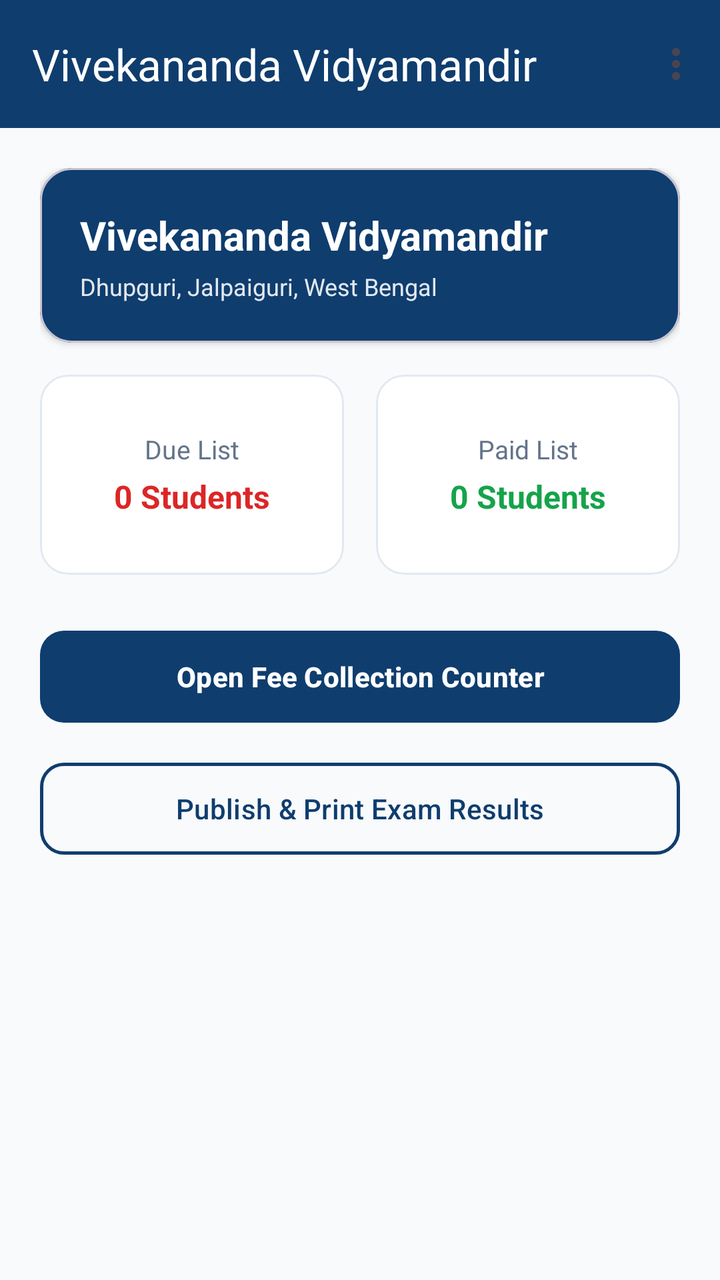
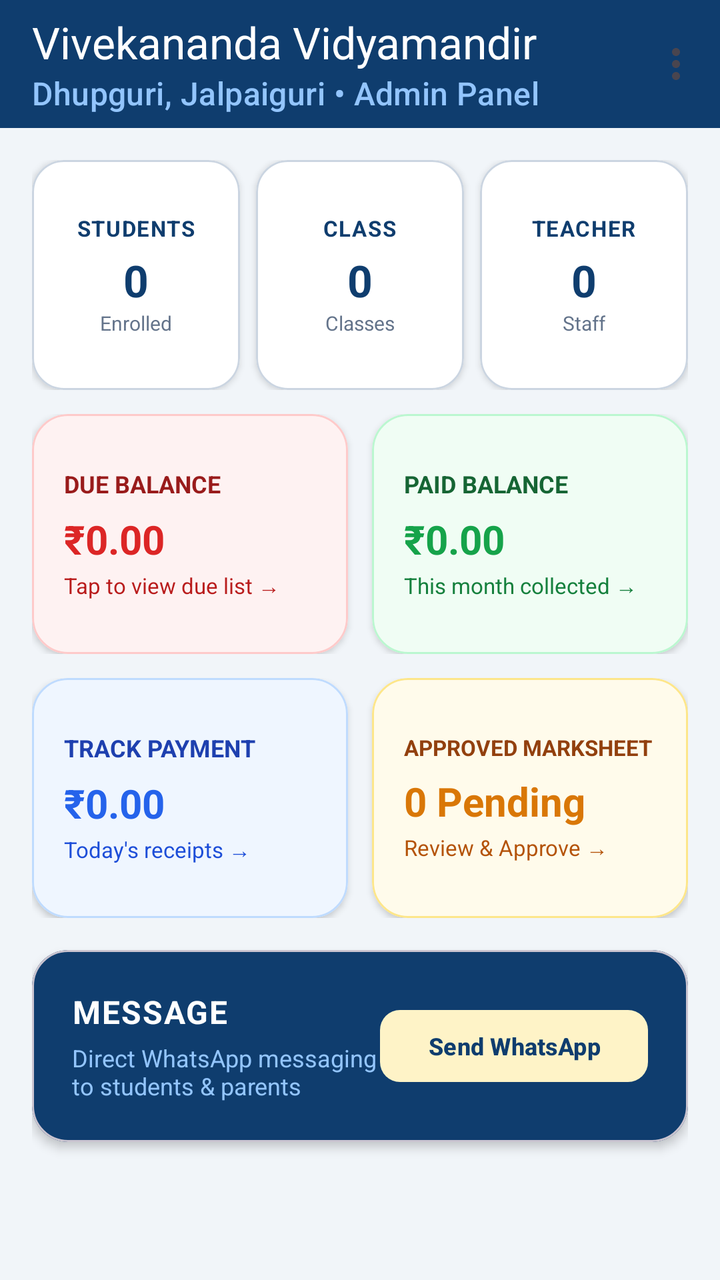

An Android layout rendered at two revisions. The XML below is the earlier revision; the diff shows what the commit changed to produce the second picture.
<!-- AndroidManifest.xml: application theme Theme.SchoolManager -->
<!-- res/layout/activity_main.xml -->
<?xml version="1.0" encoding="utf-8"?>
<androidx.coordinatorlayout.widget.CoordinatorLayout
    xmlns:android="http://schemas.android.com/apk/res/android"
    xmlns:app="http://schemas.android.com/apk/res-auto"
    android:layout_width="match_parent"
    android:layout_height="match_parent"
    android:background="#F8FAFC">

    <com.google.android.material.appbar.AppBarLayout
        android:layout_width="match_parent"
        android:layout_height="wrap_content">

        <com.google.android.material.appbar.MaterialToolbar
            android:id="@+id/topAppBar"
            android:layout_width="match_parent"
            android:layout_height="?attr/actionBarSize"
            android:background="#0F3D6E"
            app:title="Vivekananda Vidyamandir"
            app:titleTextColor="@android:color/white"
            app:menu="@menu/main_menu" />
    </com.google.android.material.appbar.AppBarLayout>

    <LinearLayout
        android:layout_width="match_parent"
        android:layout_height="match_parent"
        android:orientation="vertical"
        android:padding="20dp"
        app:layout_behavior="@string/appbar_scrolling_view_behavior">

        <com.google.android.material.card.MaterialCardView
            android:layout_width="match_parent"
            android:layout_height="wrap_content"
            app:cardCornerRadius="16dp"
            app:cardElevation="2dp"
            app:cardBackgroundColor="#0F3D6E">

            <LinearLayout
                android:layout_width="match_parent"
                android:layout_height="wrap_content"
                android:orientation="vertical"
                android:padding="20dp">

                <TextView
                    android:layout_width="wrap_content"
                    android:layout_height="wrap_content"
                    android:text="Vivekananda Vidyamandir"
                    android:textColor="@android:color/white"
                    android:textSize="20sp"
                    android:textStyle="bold" />

                <TextView
                    android:layout_width="wrap_content"
                    android:layout_height="wrap_content"
                    android:layout_marginTop="4dp"
                    android:text="Dhupguri, Jalpaiguri, West Bengal"
                    android:textColor="#E2E8F0"
                    android:textSize="12sp" />
            </LinearLayout>
        </com.google.android.material.card.MaterialCardView>

        <LinearLayout
            android:layout_width="match_parent"
            android:layout_height="wrap_content"
            android:layout_marginTop="16dp"
            android:orientation="horizontal">

            <com.google.android.material.card.MaterialCardView
                android:layout_width="0dp"
                android:layout_height="100dp"
                android:layout_weight="1"
                android:layout_marginEnd="8dp"
                app:cardCornerRadius="14dp"
                app:cardBackgroundColor="@android:color/white"
                app:strokeWidth="1dp"
                app:strokeColor="#E2E8F0">

                <LinearLayout
                    android:layout_width="match_parent"
                    android:layout_height="match_parent"
                    android:gravity="center"
                    android:orientation="vertical">

                    <TextView
                        android:layout_width="wrap_content"
                        android:layout_height="wrap_content"
                        android:text="Due List"
                        android:textColor="#64748B"
                        android:textSize="13sp" />

                    <TextView
                        android:id="@+id/tvDueCount"
                        android:layout_width="wrap_content"
                        android:layout_height="wrap_content"
                        android:layout_marginTop="4dp"
                        android:text="0 Students"
                        android:textColor="#DC2626"
                        android:textSize="16sp"
                        android:textStyle="bold" />
                </LinearLayout>
            </com.google.android.material.card.MaterialCardView>

            <com.google.android.material.card.MaterialCardView
                android:layout_width="0dp"
                android:layout_height="100dp"
                android:layout_weight="1"
                android:layout_marginStart="8dp"
                app:cardCornerRadius="14dp"
                app:cardBackgroundColor="@android:color/white"
                app:strokeWidth="1dp"
                app:strokeColor="#E2E8F0">

                <LinearLayout
                    android:layout_width="match_parent"
                    android:layout_height="match_parent"
                    android:gravity="center"
                    android:orientation="vertical">

                    <TextView
                        android:layout_width="wrap_content"
                        android:layout_height="wrap_content"
                        android:text="Paid List"
                        android:textColor="#64748B"
                        android:textSize="13sp" />

                    <TextView
                        android:id="@+id/tvPaidCount"
                        android:layout_width="wrap_content"
                        android:layout_height="wrap_content"
                        android:layout_marginTop="4dp"
                        android:text="0 Students"
                        android:textColor="#16A34A"
                        android:textSize="16sp"
                        android:textStyle="bold" />
                </LinearLayout>
            </com.google.android.material.card.MaterialCardView>
        </LinearLayout>

        <com.google.android.material.button.MaterialButton
            android:id="@+id/btnFeeCounter"
            android:layout_width="match_parent"
            android:layout_height="54dp"
            android:layout_marginTop="24dp"
            android:text="Open Fee Collection Counter"
            android:textStyle="bold"
            app:cornerRadius="12dp"
            app:backgroundTint="#0F3D6E" />

        <com.google.android.material.button.MaterialButton
            android:id="@+id/btnResults"
            android:layout_width="match_parent"
            android:layout_height="54dp"
            android:layout_marginTop="12dp"
            android:text="Publish &amp; Print Exam Results"
            android:textColor="#0F3D6E"
            style="@style/Widget.Material3.Button.OutlinedButton"
            app:strokeColor="#0F3D6E"
            app:strokeWidth="1.5dp"
            app:cornerRadius="12dp" />

    </LinearLayout>
</androidx.coordinatorlayout.widget.CoordinatorLayout>
<!-- resources referenced by this layout -->
<resources>
  <style name="Theme.SchoolManager" parent="Theme.Material3.DayNight.NoActionBar">
          <item name="colorPrimary">#0F3D6E</item>
          <item name="colorOnPrimary">#FFFFFF</item>
          <item name="colorSecondary">#D97706</item>
          <item name="android:statusBarColor">#0F3D6E</item>
          <item name="android:windowLightStatusBar">false</item>
      </style>
</resources>

<!-- the commit's change to res/layout/activity_main.xml (unified diff, before → after) -->
@@ -4,8 +4,9 @@
     xmlns:app="http://schemas.android.com/apk/res-auto"
     android:layout_width="match_parent"
     android:layout_height="match_parent"
-    android:background="#F8FAFC">
-
+    android:background="#F1F5F9">
+
+    
     <com.google.android.material.appbar.AppBarLayout
         android:layout_width="match_parent"
         android:layout_height="wrap_content">
@@ -16,146 +17,439 @@
             android:layout_height="?attr/actionBarSize"
             android:background="#0F3D6E"
             app:title="Vivekananda Vidyamandir"
+            app:subtitle="Dhupguri, Jalpaiguri • Admin Panel"
             app:titleTextColor="@android:color/white"
+            app:subtitleTextColor="#93C5FD"
             app:menu="@menu/main_menu" />
     </com.google.android.material.appbar.AppBarLayout>
 
-    <LinearLayout
+    <androidx.core.widget.NestedScrollView
         android:layout_width="match_parent"
         android:layout_height="match_parent"
-        android:orientation="vertical"
-        android:padding="20dp"
         app:layout_behavior="@string/appbar_scrolling_view_behavior">
 
-        <com.google.android.material.card.MaterialCardView
+        <LinearLayout
             android:layout_width="match_parent"
             android:layout_height="wrap_content"
-            app:cardCornerRadius="16dp"
-            app:cardElevation="2dp"
-            app:cardBackgroundColor="#0F3D6E">
-
+            android:orientation="vertical"
+            android:padding="16dp">
+
+            
             <LinearLayout
                 android:layout_width="match_parent"
                 android:layout_height="wrap_content"
-                android:orientation="vertical"
-                android:padding="20dp">
-
-                <TextView
-                    android:layout_width="wrap_content"
-                    android:layout_height="wrap_content"
-                    android:text="Vivekananda Vidyamandir"
-                    android:textColor="@android:color/white"
-                    android:textSize="20sp"
-                    android:textStyle="bold" />
-
-                <TextView
-                    android:layout_width="wrap_content"
-                    android:layout_height="wrap_content"
-                    android:layout_marginTop="4dp"
-                    android:text="Dhupguri, Jalpaiguri, West Bengal"
-                    android:textColor="#E2E8F0"
-                    android:textSize="12sp" />
+                android:orientation="horizontal">
+
+                
+                <com.google.android.material.card.MaterialCardView
+                    android:id="@+id/cardStudents"
+                    android:layout_width="0dp"
+                    android:layout_height="115dp"
+                    android:layout_weight="1"
+                    android:layout_marginEnd="4dp"
+                    app:cardCornerRadius="16dp"
+                    app:cardElevation="2dp"
+                    app:strokeWidth="1dp"
+                    app:strokeColor="#CBD5E1"
+                    app:cardBackgroundColor="@android:color/white">
+
+                    <LinearLayout
+                        android:layout_width="match_parent"
+                        android:layout_height="match_parent"
+                        android:gravity="center"
+                        android:orientation="vertical"
+                        android:padding="8dp">
+
+                        <TextView
+                            android:layout_width="wrap_content"
+                            android:layout_height="wrap_content"
+                            android:text="STUDENTS"
+                            android:textSize="11sp"
+                            android:letterSpacing="0.05"
+                            android:textStyle="bold"
+                            android:textColor="#0F3D6E" />
+
+                        <TextView
+                            android:id="@+id/tvStudentCount"
+                            android:layout_width="wrap_content"
+                            android:layout_height="wrap_content"
+                            android:layout_marginTop="4dp"
+                            android:text="0"
+                            android:textSize="22sp"
+                            android:textStyle="bold"
+                            android:textColor="#0F3D6E" />
+
+                        <TextView
+                            android:layout_width="wrap_content"
+                            android:layout_height="wrap_content"
+                            android:text="Enrolled"
+                            android:textSize="10sp"
+                            android:textColor="#64748B" />
+                    </LinearLayout>
+                </com.google.android.material.card.MaterialCardView>
+
+                
+                <com.google.android.material.card.MaterialCardView
+                    android:id="@+id/cardClasses"
+                    android:layout_width="0dp"
+                    android:layout_height="115dp"
+                    android:layout_weight="1"
+                    android:layout_marginHorizontal="4dp"
+                    app:cardCornerRadius="16dp"
+                    app:cardElevation="2dp"
+                    app:strokeWidth="1dp"
+                    app:strokeColor="#CBD5E1"
+                    app:cardBackgroundColor="@android:color/white">
+
+                    <LinearLayout
+                        android:layout_width="match_parent"
+                        android:layout_height="match_parent"
+                        android:gravity="center"
+                        android:orientation="vertical"
+                        android:padding="8dp">
+
+                        <TextView
+                            android:layout_width="wrap_content"
+                            android:layout_height="wrap_content"
+                            android:text="CLASS"
+                            android:textSize="11sp"
+                            android:letterSpacing="0.05"
+                            android:textStyle="bold"
+                            android:textColor="#0F3D6E" />
+
+                        <TextView
+                            android:id="@+id/tvClassCount"
+                            android:layout_width="wrap_content"
+                            android:layout_height="wrap_content"
+                            android:layout_marginTop="4dp"
+                            android:text="0"
+                            android:textSize="22sp"
+                            android:textStyle="bold"
+                            android:textColor="#0F3D6E" />
+
+                        <TextView
+                            android:layout_width="wrap_content"
+                            android:layout_height="wrap_content"
+                            android:text="Classes"
+                            android:textSize="10sp"
+                            android:textColor="#64748B" />
+                    </LinearLayout>
+                </com.google.android.material.card.MaterialCardView>
+
+                
+                <com.google.android.material.card.MaterialCardView
+                    android:id="@+id/cardTeachers"
+                    android:layout_width="0dp"
+                    android:layout_height="115dp"
+                    android:layout_weight="1"
+                    android:layout_marginStart="4dp"
+                    app:cardCornerRadius="16dp"
+                    app:cardElevation="2dp"
+                    app:strokeWidth="1dp"
+                    app:strokeColor="#CBD5E1"
+                    app:cardBackgroundColor="@android:color/white">
+
+                    <LinearLayout
+                        android:layout_width="match_parent"
+                        android:layout_height="match_parent"
+                        android:gravity="center"
+                        android:orientation="vertical"
+                        android:padding="8dp">
+
+                        <TextView
+                            android:layout_width="wrap_content"
+                            android:layout_height="wrap_content"
+                            android:text="TEACHER"
+                            android:textSize="11sp"
+                            android:letterSpacing="0.05"
+                            android:textStyle="bold"
+                            android:textColor="#0F3D6E" />
+
+                        <TextView
+                            android:id="@+id/tvTeacherCount"
+                            android:layout_width="wrap_content"
+                            android:layout_height="wrap_content"
+                            android:layout_marginTop="4dp"
+                            android:text="0"
+                            android:textSize="22sp"
+                            android:textStyle="bold"
+                            android:textColor="#0F3D6E" />
+
+                        <TextView
+                            android:layout_width="wrap_content"
+                            android:layout_height="wrap_content"
+                            android:text="Staff"
+                            android:textSize="10sp"
+                            android:textColor="#64748B" />
+                    </LinearLayout>
+                </com.google.android.material.card.MaterialCardView>
             </LinearLayout>
-        </com.google.android.material.card.MaterialCardView>
-
-        <LinearLayout
-            android:layout_width="match_parent"
-            android:layout_height="wrap_content"
-            android:layout_marginTop="16dp"
-            android:orientation="horizontal">
-
+
+            
+            <LinearLayout
+                android:layout_width="match_parent"
+                android:layout_height="wrap_content"
+                android:layout_marginTop="12dp"
+                android:orientation="horizontal">
+
+                
+                <com.google.android.material.card.MaterialCardView
+                    android:id="@+id/cardDueBalance"
+                    android:layout_width="0dp"
+                    android:layout_height="120dp"
+                    android:layout_weight="1"
+                    android:layout_marginEnd="6dp"
+                    app:cardCornerRadius="18dp"
+                    app:cardElevation="2dp"
+                    app:cardBackgroundColor="#FEF2F2"
+                    app:strokeWidth="1dp"
+                    app:strokeColor="#FECACA">
+
+                    <LinearLayout
+                        android:layout_width="match_parent"
+                        android:layout_height="match_parent"
+                        android:gravity="center_vertical"
+                        android:orientation="vertical"
+                        android:padding="16dp">
+
+                        <TextView
+                            android:layout_width="wrap_content"
+                            android:layout_height="wrap_content"
+                            android:text="DUE BALANCE"
+                            android:textSize="12sp"
+                            android:textStyle="bold"
+                            android:textColor="#991B1B" />
+
+                        <TextView
+                            android:id="@+id/tvDueBalanceAmount"
+                            android:layout_width="wrap_content"
+                            android:layout_height="wrap_content"
+                            android:layout_marginTop="6dp"
+                            android:text="₹0.00"
+                            android:textSize="20sp"
+                            android:textStyle="bold"
+                            android:textColor="#DC2626" />
+
+                        <TextView
+                            android:layout_width="wrap_content"
+                            android:layout_height="wrap_content"
+                            android:layout_marginTop="2dp"
+                            android:text="Tap to view due list →"
+                            android:textSize="11sp"
+                            android:textColor="#B91C1C" />
+                    </LinearLayout>
+                </com.google.android.material.card.MaterialCardView>
+
+                
+                <com.google.android.material.card.MaterialCardView
+                    android:id="@+id/cardPaidBalance"
+                    android:layout_width="0dp"
+                    android:layout_height="120dp"
+                    android:layout_weight="1"
+                    android:layout_marginStart="6dp"
+                    app:cardCornerRadius="18dp"
+                    app:cardElevation="2dp"
+                    app:cardBackgroundColor="#F0FDF4"
+                    app:strokeWidth="1dp"
+                    app:strokeColor="#BBF7D0">
+
+                    <LinearLayout
+                        android:layout_width="match_parent"
+                        android:layout_height="match_parent"
+                        android:gravity="center_vertical"
+                        android:orientation="vertical"
+                        android:padding="16dp">
+
+                        <TextView
+                            android:layout_width="wrap_content"
+                            android:layout_height="wrap_content"
+                            android:text="PAID BALANCE"
+                            android:textSize="12sp"
+                            android:textStyle="bold"
+                            android:textColor="#166534" />
+
+                        <TextView
+                            android:id="@+id/tvPaidBalanceAmount"
+                            android:layout_width="wrap_content"
+                            android:layout_height="wrap_content"
+                            android:layout_marginTop="6dp"
+                            android:text="₹0.00"
+                            android:textSize="20sp"
+                            android:textStyle="bold"
+                            android:textColor="#16A34A" />
+
+                        <TextView
+                            android:layout_width="wrap_content"
+                            android:layout_height="wrap_content"
+                            android:layout_marginTop="2dp"
+                            android:text="This month collected →"
+                            android:textSize="11sp"
+                            android:textColor="#15803D" />
+                    </LinearLayout>
+                </com.google.android.material.card.MaterialCardView>
+            </LinearLayout>
+
+            
+            <LinearLayout
+                android:layout_width="match_parent"
+                android:layout_height="wrap_content"
+                android:layout_marginTop="12dp"
+                android:orientation="horizontal">
+
+                
+                <com.google.android.material.card.MaterialCardView
+                    android:id="@+id/cardTrackPayment"
+                    android:layout_width="0dp"
+                    android:layout_height="120dp"
+                    android:layout_weight="1"
+                    android:layout_marginEnd="6dp"
+                    app:cardCornerRadius="18dp"
+                    app:cardElevation="2dp"
+                    app:cardBackgroundColor="#EFF6FF"
+                    app:strokeWidth="1dp"
+                    app:strokeColor="#BFDBFE">
+
+                    <LinearLayout
+                        android:layout_width="match_parent"
+                        android:layout_height="match_parent"
+                        android:gravity="center_vertical"
+                        android:orientation="vertical"
+                        android:padding="16dp">
+
+                        <TextView
+                            android:layout_width="wrap_content"
+                            android:layout_height="wrap_content"
+                            android:text="TRACK PAYMENT"
+                            android:textSize="12sp"
+                            android:textStyle="bold"
+                            android:textColor="#1E40AF" />
+
+                        <TextView
+                            android:id="@+id/tvDailyCollection"
+                            android:layout_width="wrap_content"
+                            android:layout_height="wrap_content"
+                            android:layout_marginTop="6dp"
+                            android:text="₹0.00"
+                            android:textSize="20sp"
+                            android:textStyle="bold"
+                            android:textColor="#2563EB" />
+
+                        <TextView
+                            android:layout_width="wrap_content"
+                            android:layout_height="wrap_content"
+                            android:layout_marginTop="2dp"
+                            android:text="Today's receipts →"
+                            android:textSize="11sp"
+                            android:textColor="#1D4ED8" />
+                    </LinearLayout>
+                </com.google.android.material.card.MaterialCardView>
+
+                
+                <com.google.android.material.card.MaterialCardView
+                    android:id="@+id/cardApprovedMarksheet"
+                    android:layout_width="0dp"
+                    android:layout_height="120dp"
+                    android:layout_weight="1"
+                    android:layout_marginStart="6dp"
+                    app:cardCornerRadius="18dp"
+                    app:cardElevation="2dp"
+                    app:cardBackgroundColor="#FFFBEB"
+                    app:strokeWidth="1dp"
+                    app:strokeColor="#FDE68A">
+
+                    <LinearLayout
+                        android:layout_width="match_parent"
+                        android:layout_height="match_parent"
+                        android:gravity="center_vertical"
+                        android:orientation="vertical"
+                        android:padding="16dp">
+
+                        <TextView
+                            android:layout_width="wrap_content"
+                            android:layout_height="wrap_content"
+                            android:text="APPROVED MARKSHEET"
+                            android:textSize="11sp"
+                            android:textStyle="bold"
+                            android:textColor="#92400E" />
+
+                        <TextView
+                            android:id="@+id/tvPendingMarksheetCount"
+                            android:layout_width="wrap_content"
+                            android:layout_height="wrap_content"
+                            android:layout_marginTop="6dp"
+                            android:text="0 Pending"
+                            android:textSize="20sp"
+                            android:textStyle="bold"
+                            android:textColor="#D97706" />
+
+                        <TextView
+                            android:layout_width="wrap_content"
+                            android:layout_height="wrap_content"
+                            android:layout_marginTop="2dp"
+                            android:text="Review &amp; Approve →"
+                            android:textSize="11sp"
+                            android:textColor="#B45309" />
+                    </LinearLayout>
+                </com.google.android.material.card.MaterialCardView>
+            </LinearLayout>
+
+            
             <com.google.android.material.card.MaterialCardView
-                android:layout_width="0dp"
-                android:layout_height="100dp"
-                android:layout_weight="1"
-                android:layout_marginEnd="8dp"
-                app:cardCornerRadius="14dp"
-                app:cardBackgroundColor="@android:color/white"
-                app:strokeWidth="1dp"
-                app:strokeColor="#E2E8F0">
+                android:id="@+id/cardMessage"
+                android:layout_width="match_parent"
+                android:layout_height="wrap_content"
+                android:layout_marginTop="16dp"
+                android:layout_marginBottom="24dp"
+                app:cardCornerRadius="18dp"
+                app:cardElevation="3dp"
+                app:cardBackgroundColor="#0F3D6E">
 
                 <LinearLayout
                     android:layout_width="match_parent"
-                    android:layout_height="match_parent"
-                    android:gravity="center"
-                    android:orientation="vertical">
-
-                    <TextView
+                    android:layout_height="wrap_content"
+                    android:orientation="horizontal"
+                    android:gravity="center_vertical"
+                    android:padding="20dp">
+
+                    <LinearLayout
+                        android:layout_width="0dp"
+                        android:layout_height="wrap_content"
+                        android:layout_weight="1"
+                        android:orientation="vertical">
+
+                        <TextView
+                            android:layout_width="wrap_content"
+                            android:layout_height="wrap_content"
+                            android:text="MESSAGE"
+                            android:textSize="16sp"
+                            android:textStyle="bold"
+                            android:letterSpacing="0.04"
+                            android:textColor="@android:color/white" />
+
+                        <TextView
+                            android:layout_width="wrap_content"
+                            android:layout_height="wrap_content"
+                            android:layout_marginTop="4dp"
+                            android:text="Direct WhatsApp messaging to students &amp; parents"
+                            android:textSize="12sp"
+                            android:textColor="#93C5FD" />
+                    </LinearLayout>
+
+                    <com.google.android.material.button.MaterialButton
+                        android:id="@+id/btnOpenMessage"
+                        style="@style/Widget.Material3.Button.TonalButton"
                         android:layout_width="wrap_content"
-                        android:layout_height="wrap_content"
-                        android:text="Due List"
-                        android:textColor="#64748B"
-                        android:textSize="13sp" />
-
-                    <TextView
-                        android:id="@+id/tvDueCount"
-                        android:layout_width="wrap_content"
-                        android:layout_height="wrap_content"
-                        android:layout_marginTop="4dp"
-                        android:text="0 Students"
-                        android:textColor="#DC2626"
-                        android:textSize="16sp"
-                        android:textStyle="bold" />
+                        android:layout_height="44dp"
+                        android:text="Send WhatsApp"
+                        android:textSize="12sp"
+                        android:textStyle="bold"
+                        android:textColor="#0F3D6E"
+                        app:backgroundTint="#FEF3C7"
+                        app:cornerRadius="10dp" />
+
                 </LinearLayout>
             </com.google.android.material.card.MaterialCardView>
 
-            <com.google.android.material.card.MaterialCardView
-                android:layout_width="0dp"
-                android:layout_height="100dp"
-                android:layout_weight="1"
-                android:layout_marginStart="8dp"
-                app:cardCornerRadius="14dp"
-                app:cardBackgroundColor="@android:color/white"
-                app:strokeWidth="1dp"
-                app:strokeColor="#E2E8F0">
-
-                <LinearLayout
-                    android:layout_width="match_parent"
-                    android:layout_height="match_parent"
-                    android:gravity="center"
-                    android:orientation="vertical">
-
-                    <TextView
-                        android:layout_width="wrap_content"
-                        android:layout_height="wrap_content"
-                        android:text="Paid List"
-                        android:textColor="#64748B"
-                        android:textSize="13sp" />
-
-                    <TextView
-                        android:id="@+id/tvPaidCount"
-                        android:layout_width="wrap_content"
-                        android:layout_height="wrap_content"
-                        android:layout_marginTop="4dp"
-                        android:text="0 Students"
-                        android:textColor="#16A34A"
-                        android:textSize="16sp"
-                        android:textStyle="bold" />
-                </LinearLayout>
-            </com.google.android.material.card.MaterialCardView>
         </LinearLayout>
-
-        <com.google.android.material.button.MaterialButton
-            android:id="@+id/btnFeeCounter"
-            android:layout_width="match_parent"
-            android:layout_height="54dp"
-            android:layout_marginTop="24dp"
-            android:text="Open Fee Collection Counter"
-            android:textStyle="bold"
-            app:cornerRadius="12dp"
-            app:backgroundTint="#0F3D6E" />
-
-        <com.google.android.material.button.MaterialButton
-            android:id="@+id/btnResults"
-            android:layout_width="match_parent"
-            android:layout_height="54dp"
-            android:layout_marginTop="12dp"
-            android:text="Publish &amp; Print Exam Results"
-            android:textColor="#0F3D6E"
-            style="@style/Widget.Material3.Button.OutlinedButton"
-            app:strokeColor="#0F3D6E"
-            app:strokeWidth="1.5dp"
-            app:cornerRadius="12dp" />
-
-    </LinearLayout>
+    </androidx.core.widget.NestedScrollView>
 </androidx.coordinatorlayout.widget.CoordinatorLayout>
